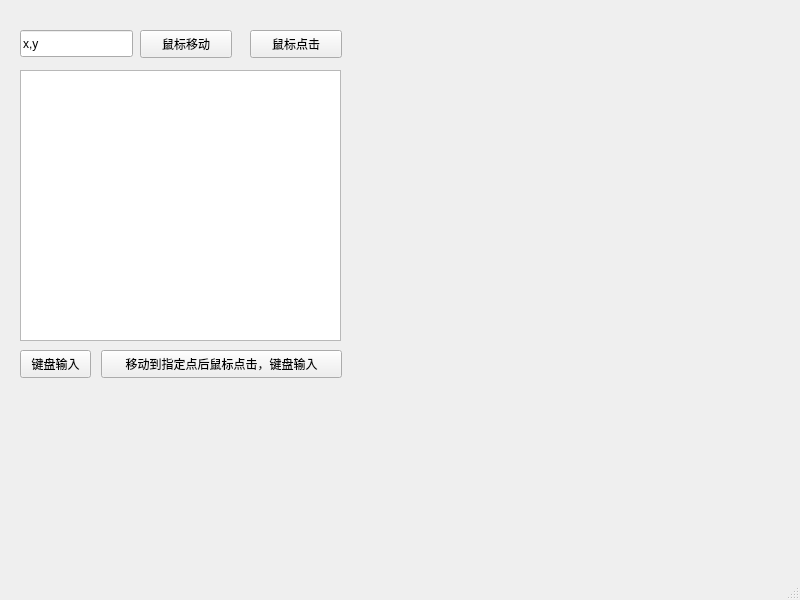
This is mainwindow.ui in 1511545190/AutoController as Qt 5 draws it before an edit. The edited form follows.
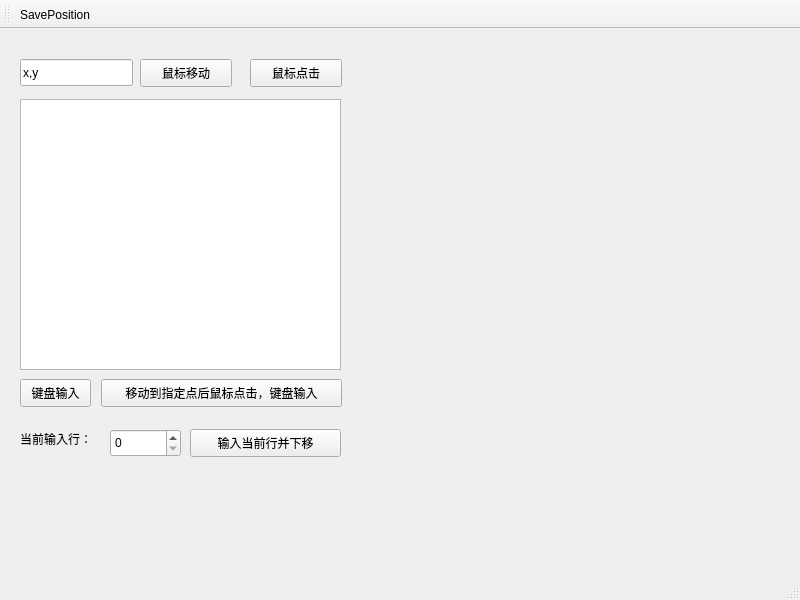
This is the edited form.

```diff
--- a/mainwindow.ui
+++ b/mainwindow.ui
@@ -89,6 +89,42 @@
      <string>移动到指定点后鼠标点击，键盘输入</string>
     </property>
    </widget>
+   <widget class="QSpinBox" name="curLineSpin">
+    <property name="geometry">
+     <rect>
+      <x>110</x>
+      <y>400</y>
+      <width>71</width>
+      <height>28</height>
+     </rect>
+    </property>
+   </widget>
+   <widget class="QPushButton" name="btn_insert_down">
+    <property name="geometry">
+     <rect>
+      <x>190</x>
+      <y>400</y>
+      <width>151</width>
+      <height>28</height>
+     </rect>
+    </property>
+    <property name="text">
+     <string>输入当前行并下移</string>
+    </property>
+   </widget>
+   <widget class="QLabel" name="label">
+    <property name="geometry">
+     <rect>
+      <x>20</x>
+      <y>400</y>
+      <width>91</width>
+      <height>19</height>
+     </rect>
+    </property>
+    <property name="text">
+     <string>当前输入行：</string>
+    </property>
+   </widget>
   </widget>
   <widget class="QMenuBar" name="menubar">
    <property name="geometry">
@@ -101,6 +137,29 @@
    </property>
   </widget>
   <widget class="QStatusBar" name="statusbar"/>
+  <widget class="QToolBar" name="toolBar">
+   <property name="windowTitle">
+    <string>toolBar</string>
+   </property>
+   <attribute name="toolBarArea">
+    <enum>TopToolBarArea</enum>
+   </attribute>
+   <attribute name="toolBarBreak">
+    <bool>false</bool>
+   </attribute>
+   <addaction name="acSave"/>
+  </widget>
+  <action name="acSave">
+   <property name="text">
+    <string>SavePosition</string>
+   </property>
+   <property name="shortcut">
+    <string>Ctrl+S</string>
+   </property>
+   <property name="menuRole">
+    <enum>QAction::NoRole</enum>
+   </property>
+  </action>
  </widget>
  <resources/>
  <connections/>
```
